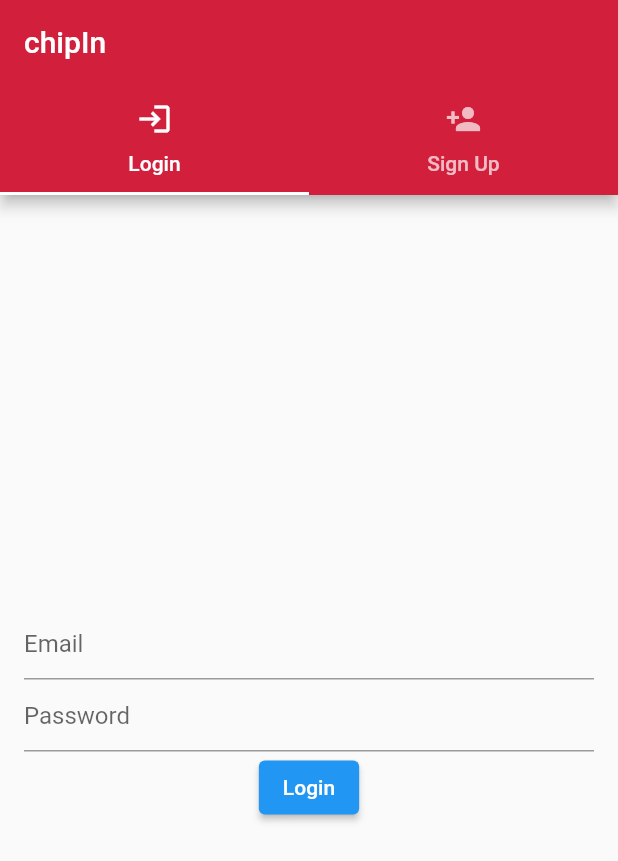
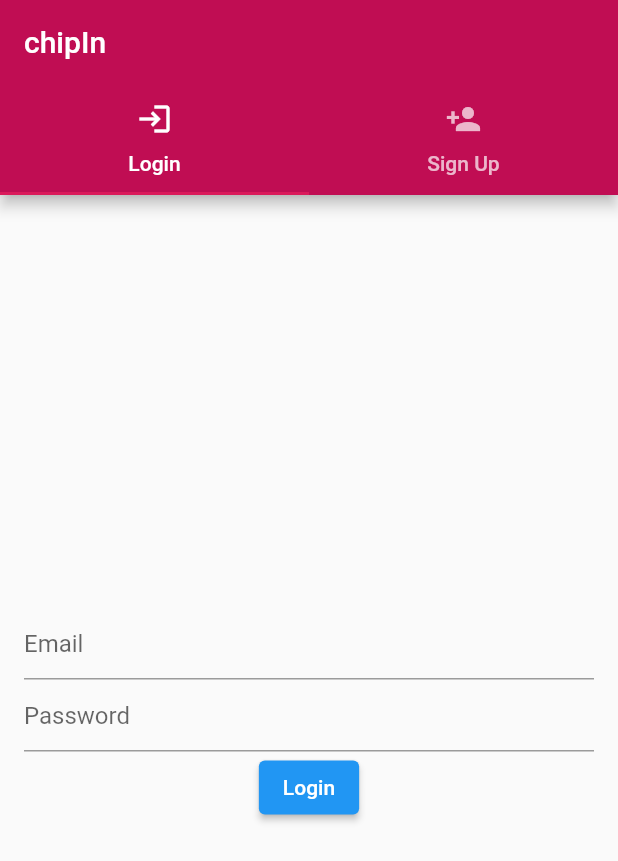
Before and after one commit to kgallego203/chipIn-eventPlanning-and-management-app, a Flutter app: the screen it shows after launch, on a phone screen of 412 x 824 dp. Shown: the top 861 px of the screen. Run offline on Flutter 3.47's test engine with Material 2 defaults, Android fonts, the phone set to English and light mode, and no system bars; our stand-ins replace appwrite.

Commit message:
add color pallete, create constants, improve codebase

```diff
--- a/lib/config/app_colors.dart
+++ /dev/null
@@ -1,9 +0,0 @@
-import 'package:flutter/material.dart';
-
-// Define a class for the App Colors
-class AppColors {
-  // Define static const variables for the Appwrite pink, dark pink, and light pink colors
-  static const appwritePink = Color(0xFFFF3394); // Pink
-  static const appwriteDarkPink = Color(0xFFD21F3C); // Dark Pink
-  static const appwriteLightPink = Color(0xFFFFE4E6); // Light Pink
-}
--- a/lib/config/appwrite_config.dart
+++ /dev/null
@@ -1,4 +0,0 @@
-class AppwriteConfig {
-  static const String endPoint = 'https://cloud.appwrite.io/v1';
-  static const String projectId = '6471c510263d6b4e5e77';
-}
--- a/lib/constants/appwrite_constants.dart
+++ b/lib/constants/appwrite_constants.dart
@@ -1,7 +1,5 @@
-// Values that won't be changed throughout the execution of the program
-
 class AppwriteConstants {
   static const String databaseId = '64734e007f78d838e9d4';
   static const String projectId = '6471c510263d6b4e5e77';
-  static const String endPoint = 'https://appwrite.io/v1';
+  static const String endPoint = 'https://cloud.appwrite.io/v1';
 }
--- /dev/null
+++ b/lib/constants/constants.dart
@@ -0,0 +1,12 @@
+export './appwrite_constants.dart';
+
+// You can now simply import the constants.dart file throughout
+// your project
+// and have access to all the constants across the application.
+// It simplifies the import process and provides a centralized
+// place to manage and reuse the constants
+
+// This technique will also prevent you from having multiple
+// imports in the dart files.
+// It's like you are grouping together related files in one name.
+// You can now just say "import 'constansts.dart'"
--- a/lib/main.dart
+++ b/lib/main.dart
@@ -1,5 +1,5 @@
 import 'package:flutter/material.dart';
-import 'config/app.dart'; // import the MyApp class from app.dart
+import 'themes/app_theme.dart'; // import the MyApp class from app.dart
 
 void main() {
   runApp(MyApp());
--- a/lib/screens/home_screen.dart
+++ b/lib/screens/home_screen.dart
@@ -1,4 +1,4 @@
-import 'package:chip_in/config/appwrite_config.dart';
+import 'package:chip_in/constants/appwrite_constants.dart';
 import 'package:chip_in/services/authentication_service.dart';
 import 'package:chip_in/services/event_service.dart';
 import 'package:flutter/material.dart';
@@ -27,8 +27,8 @@ class _HomePageState extends State<HomePage> {
                   builder: (context) => EventCreationScreen(
                     eventService: EventService(
                         client: AppwriteAuth.client,
-                        endpoint: AppwriteConfig.endPoint,
-                        projectId: AppwriteConfig.projectId),
+                        endpoint: AppwriteConstants.endPoint,
+                        projectId: AppwriteConstants.projectId),
                   ),
                 ),
               );
--- a/lib/services/authentication_service.dart
+++ b/lib/services/authentication_service.dart
@@ -1,12 +1,12 @@
 import 'package:chip_in/screens/home_screen.dart';
 import 'package:flutter/material.dart';
 import 'package:appwrite/appwrite.dart';
-import 'package:chip_in/config/appwrite_config.dart';
+import 'package:chip_in/constants/appwrite_constants.dart';
 
 class AppwriteAuth {
   static final Client client = Client()
-    ..setEndpoint(AppwriteConfig.endPoint)
-    ..setProject(AppwriteConfig.projectId);
+    ..setEndpoint(AppwriteConstants.endPoint)
+    ..setProject(AppwriteConstants.projectId);
 
   static final Account account = Account(client);
 
--- a/lib/services/event_service.dart
+++ b/lib/services/event_service.dart
@@ -1,6 +1,6 @@
 import 'package:appwrite/appwrite.dart';
 import 'package:chip_in/models/event.dart';
-import 'package:chip_in/config/appwrite_config.dart';
+import 'package:chip_in/constants/appwrite_constants.dart';
 
 class EventService {
   final Client client;
@@ -13,8 +13,8 @@ class EventService {
   Future<bool> createEvent(Event event) async {
     // Initialize the client
     client
-            .setEndpoint(AppwriteConfig.endPoint) // Your API Endpoint
-            .setProject(AppwriteConfig.projectId) // Your project ID
+            .setEndpoint(AppwriteConstants.endPoint) // Your API Endpoint
+            .setProject(AppwriteConstants.projectId) // Your project ID
         ;
 
     Databases databases = Databases(client);
--- a/lib/config/app.dart
+++ b/lib/themes/app_theme.dart
@@ -1,7 +1,8 @@
-import 'package:chip_in/config/app_colors.dart';
 import 'package:flutter/material.dart';
 import '../screens/authentication_screen/authentication_screen.dart';
+import '/themes/theme.dart';
 
+// Import the Appwrite palette
 class MyApp extends StatelessWidget {
   @override
   Widget build(BuildContext context) {
@@ -13,18 +14,18 @@ class MyApp extends StatelessWidget {
       // Set the app theme
       theme: ThemeData(
         // Set the primary color to Appwrite pink
-        primaryColor: AppColors.appwritePink,
+        primaryColor: Pallete.primary100,
         // Set the color scheme
         colorScheme: ThemeData().colorScheme.copyWith(
               // Set the secondary color to Appwrite dark pink
-              secondary: AppColors.appwriteDarkPink,
+              secondary: Pallete.primary200,
               // Set the background color to Appwrite light pink
-              background: AppColors.appwriteLightPink,
+              background: Pallete.primary300,
             ),
         // Set the app bar theme
-        appBarTheme: const AppBarTheme(
+        appBarTheme: AppBarTheme(
           // Set the app bar background color to Appwrite dark pink
-          backgroundColor: AppColors.appwriteDarkPink,
+          backgroundColor: Pallete.primary300,
         ),
       ),
       // Set the home screen to the authentication screen
--- /dev/null
+++ b/lib/themes/palette.dart
@@ -0,0 +1,47 @@
+import 'package:flutter/material.dart';
+
+class Pallete {
+  // Primary colors. These are generally used for main UI elements such as buttons, progress bars, etc.
+  static const Color primary100 = Color(0xFFf02e65); // Light Pink
+  static const Color primary200 = Color(0xFFDA1A5B); // Medium Pink
+  static const Color primary300 = Color(0xFFc00D53); // Dark Pink
+
+  // Neutral colors. These are typically used for backgrounds, typography, borders, shadows, etc.
+  static const Color neutral0 = Color(0xFFffffff); // White
+  static const Color neutral5 = Color(0xFFFCFCFF); // Very Light Gray
+  static const Color neutral10 = Color(0xFFf2f2f8); // Light Gray
+  static const Color neutral30 = Color(0xFFE8E9F0); // Gray
+  static const Color neutral50 = Color(0xFFC4C6D7); // Medium Gray
+  static const Color neutral70 = Color(0xFF868EA3); // Dark Gray
+  static const Color neutral100 = Color(0xFF616B7C); // Darker Gray
+  static const Color neutral120 = Color(0xFF4F5769); // Even Darker Gray
+  static const Color neutral150 = Color(0xFF373B4D); // More Darker Gray
+  static const Color neutral200 =
+      Color(0xFF282A3B); // More and More Darker Gray
+  static const Color neutral300 = Color(0xFF1B1B28); // Even More Darker Gray
+  static const Color neutral400 = Color(0xFF171723); // So Much Darker Gray
+  static const Color neutral500 = Color(0xFF14141F); // The Darkest Gray
+
+  // Information colors. These are typically used for informational messages or indicators.
+  static const Color information10 = Color(0xFFF1FCFE); // Light Cyan
+  static const Color information50 = Color(0xFFC8F2FC); // Cyan
+  static const Color information100 = Color(0xFF00A7C3); // Dark Cyan
+  static const Color information120 = Color(0xFF007187); // Darker Cyan
+  static const Color information200 = Color(0xFF04333A); // The Darkest Cyan
+
+  // Success colors. These are typically used for success messages or indicators.
+  static const Color success10 = Color(0xFFEFFEF7); // Light Green
+  static const Color success50 = Color(0xFFBFFCDD); // Green
+  static const Color success100 = Color(0xFF00BC5D); // Dark Green
+  static const Color success120 = Color(0xFF00754A); // Darker Green
+  static const Color success200 = Color(0xFF06331C); // The Darkest Green
+
+  // Warning colors. These are typically used for warning messages or indicators.
+  static const Color warning10 = Color(0xFFFFF7EE); // Light Orange
+  static const Color warning50 = Color(0xFFFFE1C0); // Orange
+  static const Color warning100 = Color(0xFFF38500); // Dark Orange
+  static const Color warning120 = Color(0xFFB34700); // Darker Orange
+  static const Color warning200 = Color(0xFF462701); // The Darkest Orange
+
+  // Danger colors. These are typically used for errorquote("--color-danger-hue: 3;", "color-danger-200: var(--color-danger-hue) 97% 14%; /* #462701 */")
+}
--- /dev/null
+++ b/lib/themes/theme.dart
@@ -0,0 +1,2 @@
+export './palette.dart';
+export 'app_theme.dart';
```
Also changed, not shown: 1 other file.
